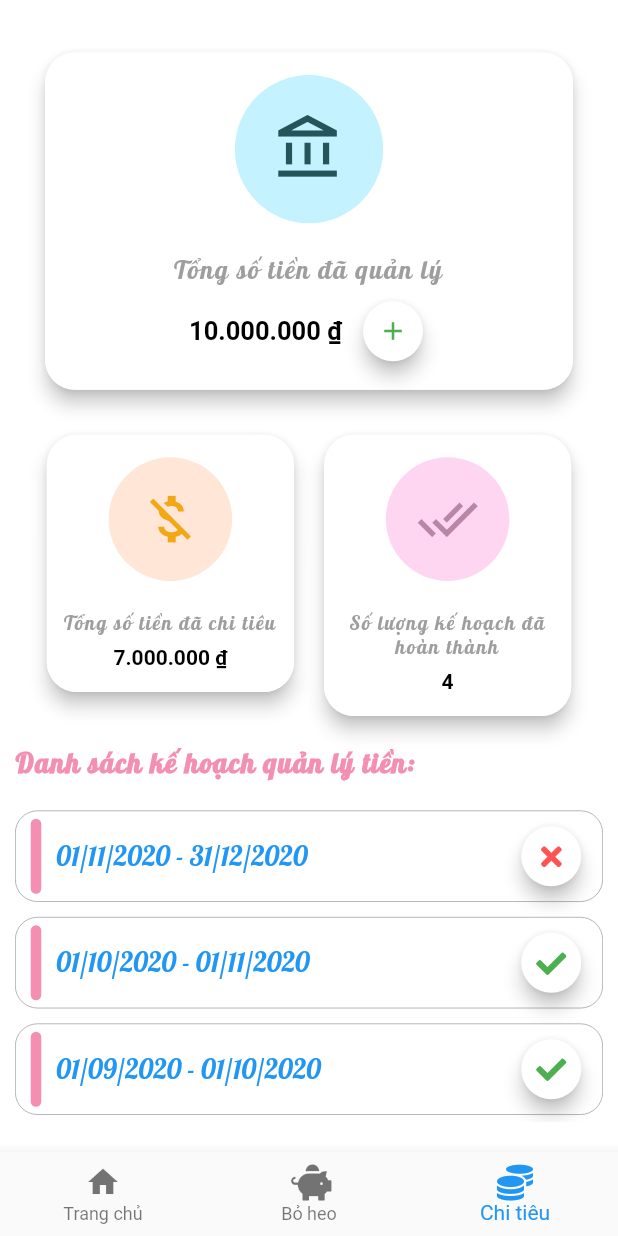
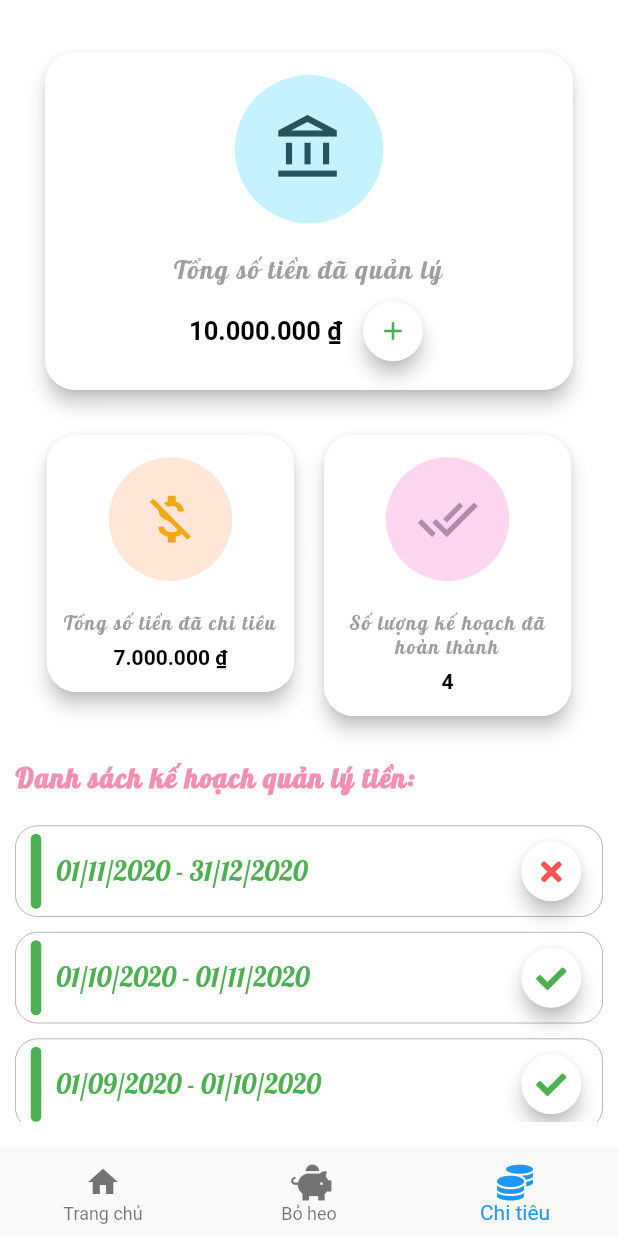
Before and after one commit to leaimy/AppQuanLyChiTieuCaNhan, a Flutter app: the HomePage screen opened directly, item 3 of the bottom bar chosen, on a phone screen of 412 x 824 dp. Run offline on Flutter 3.47's test engine with Material 2 defaults, Android fonts, the phone set to English and light mode, and no system bars; our stand-ins replace date_time_picker, flutter_calendar_carousel, font_awesome_flutter.

Commit message:
Pick random colors

```diff
--- a/quan_ly_chi_tieu_ca_nhan/lib/screens/quan_ly_tien/quan_ly_tien_chi_tiet_page.dart
+++ b/quan_ly_chi_tieu_ca_nhan/lib/screens/quan_ly_tien/quan_ly_tien_chi_tiet_page.dart
@@ -134,7 +134,7 @@ class QuanLyTienChiTietPage extends StatelessWidget {
                     barColor: Colors.yellow,
                     icon: Icons.play_arrow,
                     iconColor: Colors.orange,
-                    amount: '+500',
+                    amount: '+500.000',
                     title: 'Thu nhập khác',
                     textColor: Colors.green,
                   ),
--- a/quan_ly_chi_tieu_ca_nhan/lib/screens/quan_ly_tien/quan_ly_tien_tat_ca_tab.dart
+++ b/quan_ly_chi_tieu_ca_nhan/lib/screens/quan_ly_tien/quan_ly_tien_tat_ca_tab.dart
@@ -6,6 +6,7 @@ import 'package:quan_ly_chi_tieu_ca_nhan/components/rounded_summary_box.dart';
 import 'package:quan_ly_chi_tieu_ca_nhan/components/rounded_summary_card.dart';
 import 'package:quan_ly_chi_tieu_ca_nhan/screens/quan_ly_tien/quan_ly_tien_chi_tiet_page.dart';
 import 'package:quan_ly_chi_tieu_ca_nhan/screens/quan_ly_tien/them_quan_ly_tien.dart';
+import 'package:quan_ly_chi_tieu_ca_nhan/utils/color_picker.dart';
 import 'package:quan_ly_chi_tieu_ca_nhan/utils/constants.dart';
 
 class QuanLyTienTatCaTab extends StatelessWidget {
@@ -56,7 +57,7 @@ class QuanLyTienTatCaTab extends StatelessWidget {
               ),
             ],
           ),
-          SizedBox(height: 20.0),
+          SizedBox(height: 30.0),
           Text(
             'Danh sách kế hoạch quản lý tiền:',
             style: kTitleTextStyle,
@@ -68,8 +69,8 @@ class QuanLyTienTatCaTab extends StatelessWidget {
               children: [
                 MuctieuItem(
                   textName: '01/11/2020 - 31/12/2020',
-                  textColor: Colors.blue,
-                  barColor: Colors.pink[200],
+                  textColor: ColorPicker.random(),
+                  barColor: ColorPicker.random(),
                   icon: FontAwesomeIcons.times,
                   iconColor: Colors.redAccent,
                   onItemPressed: () {
@@ -81,8 +82,8 @@ class QuanLyTienTatCaTab extends StatelessWidget {
                 ),
                 MuctieuItem(
                   textName: '01/10/2020 - 01/11/2020',
-                  textColor: Colors.blue,
-                  barColor: Colors.pink[200],
+                  textColor: ColorPicker.random(),
+                  barColor: ColorPicker.random(),
                   icon: FontAwesomeIcons.check,
                   iconColor: Colors.green,
                   onItemPressed: () {
@@ -94,8 +95,8 @@ class QuanLyTienTatCaTab extends StatelessWidget {
                 ),
                 MuctieuItem(
                   textName: '01/09/2020 - 01/10/2020',
-                  textColor: Colors.blue,
-                  barColor: Colors.pink[200],
+                  textColor: ColorPicker.random(),
+                  barColor: ColorPicker.random(),
                   icon: FontAwesomeIcons.check,
                   iconColor: Colors.green,
                   onItemPressed: () {
@@ -107,8 +108,8 @@ class QuanLyTienTatCaTab extends StatelessWidget {
                 ),
                 MuctieuItem(
                   textName: '01/08/2020 - 01/09/2020',
-                  textColor: Colors.blue,
-                  barColor: Colors.pink[200],
+                  textColor: ColorPicker.random(),
+                  barColor: ColorPicker.random(),
                   icon: FontAwesomeIcons.check,
                   iconColor: Colors.green,
                   onItemPressed: () {
@@ -120,8 +121,8 @@ class QuanLyTienTatCaTab extends StatelessWidget {
                 ),
                 MuctieuItem(
                   textName: '01/07/2020 - 01/08/2020',
-                  textColor: Colors.blue,
-                  barColor: Colors.pink[200],
+                  textColor: ColorPicker.random(),
+                  barColor: ColorPicker.random(),
                   icon: FontAwesomeIcons.check,
                   iconColor: Colors.green,
                   onItemPressed: () {
--- /dev/null
+++ b/quan_ly_chi_tieu_ca_nhan/lib/utils/color_picker.dart
@@ -0,0 +1,21 @@
+import 'dart:math';
+
+import 'package:flutter/material.dart';
+
+class ColorPicker {
+  static List<Color> _colors = [
+    Colors.grey,
+    Colors.red,
+    Colors.orange,
+    Colors.yellow,
+    Colors.green,
+    Colors.blue,
+    Colors.teal,
+    Colors.purple,
+  ];
+
+  static Color random() {
+    int rand = Random().nextInt(_colors.length);
+    return _colors[rand];
+  }
+}
```
Also changed, not shown: quan_ly_chi_tieu_ca_nhan/lib/components/transaction_iten.dart (+17 -6 lines).
